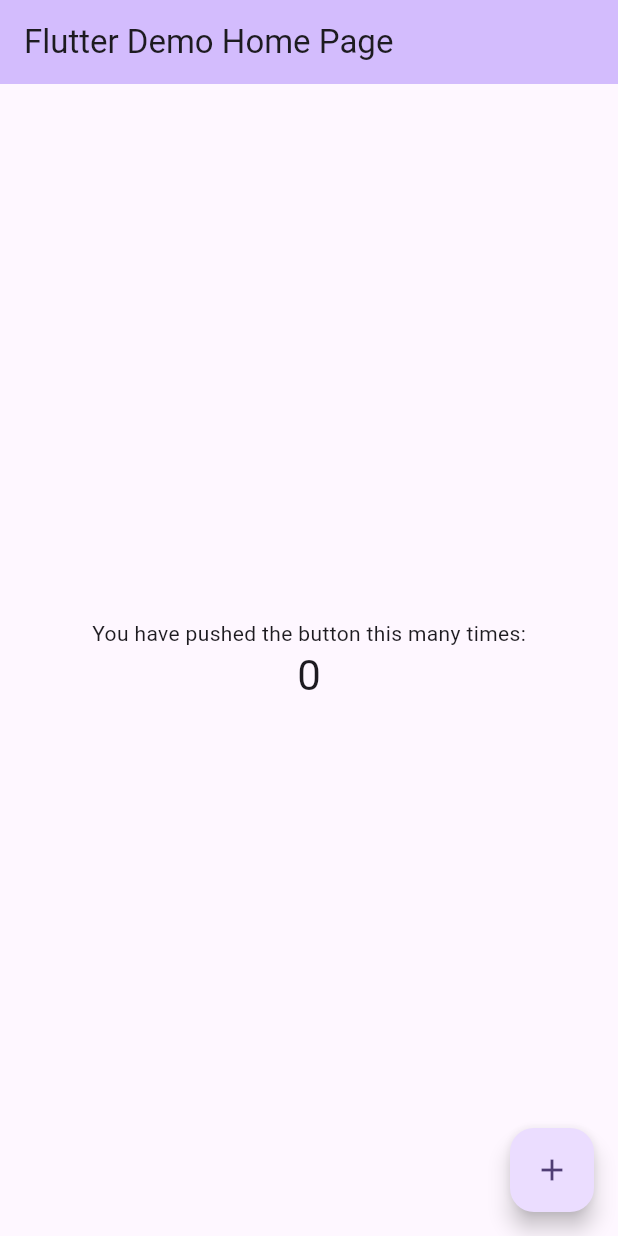
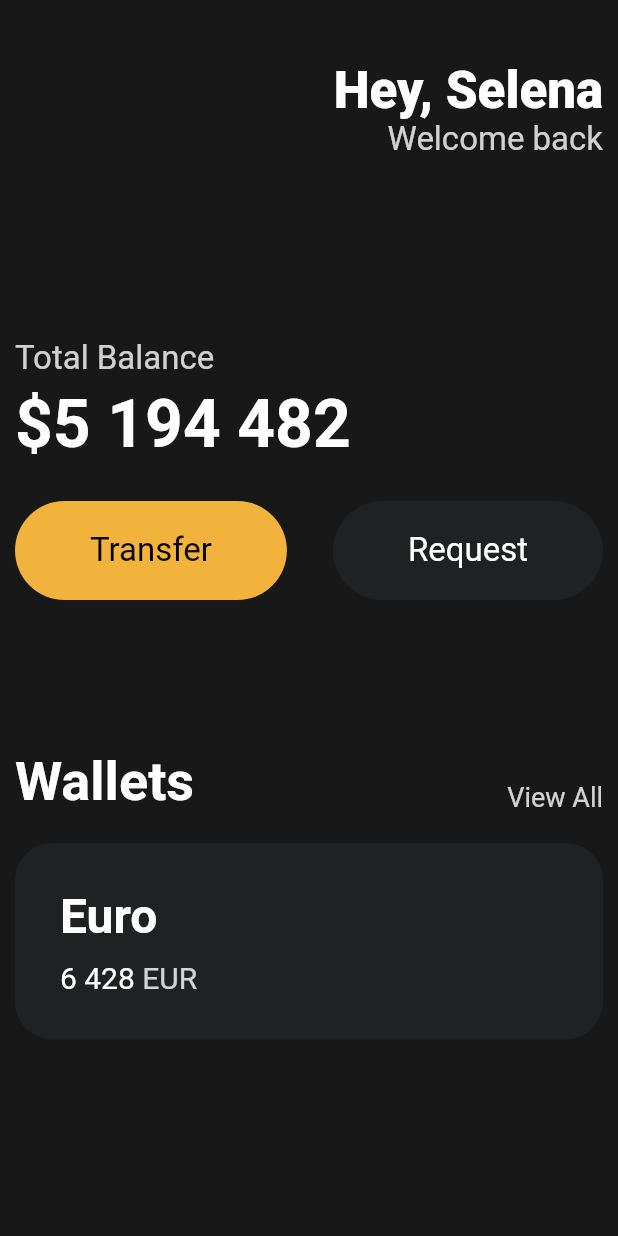
Before and after one commit to gaeguriBanchan/flutter-study, a Flutter app: the screen it shows after launch, on a phone screen of 412 x 824 dp. Run offline on Flutter 3.47's test engine with Material 2 defaults, Android fonts, the phone set to English and light mode, and no system bars.

Commit message:
카드 파트 작업중

```diff
--- a/lib/main.dart
+++ b/lib/main.dart
@@ -1,125 +1,172 @@
 import 'package:flutter/material.dart';
+import 'package:flutterstudy/widgets/button.dart';
 
 void main() {
-  runApp(const MyApp());
+  runApp(const App());
 }
 
-class MyApp extends StatelessWidget {
-  const MyApp({super.key});
+class App extends StatelessWidget {
+  const App({super.key});
 
-  // This widget is the root of your application.
   @override
   Widget build(BuildContext context) {
     return MaterialApp(
-      title: 'Flutter Demo',
-      theme: ThemeData(
-        // This is the theme of your application.
-        //
-        // TRY THIS: Try running your application with "flutter run". You'll see
-        // the application has a blue toolbar. Then, without quitting the app,
-        // try changing the seedColor in the colorScheme below to Colors.green
-        // and then invoke "hot reload" (save your changes or press the "hot
-        // reload" button in a Flutter-supported IDE, or press "r" if you used
-        // the command line to start the app).
-        //
-        // Notice that the counter didn't reset back to zero; the application
-        // state is not lost during the reload. To reset the state, use hot
-        // restart instead.
-        //
-        // This works for code too, not just values: Most code changes can be
-        // tested with just a hot reload.
-        colorScheme: ColorScheme.fromSeed(seedColor: Colors.deepPurple),
-        useMaterial3: true,
+      home: Scaffold(
+        backgroundColor: const Color(0xFF181818),
+        body: Padding(
+          padding: const EdgeInsets.symmetric(
+            horizontal: 10,
           ),
-      home: const MyHomePage(title: 'Flutter Demo Home Page'),
-    );
-  }
-}
-
-class MyHomePage extends StatefulWidget {
-  const MyHomePage({super.key, required this.title});
-
-  // This widget is the home page of your application. It is stateful, meaning
-  // that it has a State object (defined below) that contains fields that affect
-  // how it looks.
-
-  // This class is the configuration for the state. It holds the values (in this
-  // case the title) provided by the parent (in this case the App widget) and
-  // used by the build method of the State. Fields in a Widget subclass are
-  // always marked "final".
-
-  final String title;
-
-  @override
-  State<MyHomePage> createState() => _MyHomePageState();
-}
-
-class _MyHomePageState extends State<MyHomePage> {
-  int _counter = 0;
-
-  void _incrementCounter() {
-    setState(() {
-      // This call to setState tells the Flutter framework that something has
-      // changed in this State, which causes it to rerun the build method below
-      // so that the display can reflect the updated values. If we changed
-      // _counter without calling setState(), then the build method would not be
-      // called again, and so nothing would appear to happen.
-      _counter++;
-    });
-  }
-
-  @override
-  Widget build(BuildContext context) {
-    // This method is rerun every time setState is called, for instance as done
-    // by the _incrementCounter method above.
-    //
-    // The Flutter framework has been optimized to make rerunning build methods
-    // fast, so that you can just rebuild anything that needs updating rather
-    // than having to individually change instances of widgets.
-    return Scaffold(
-      appBar: AppBar(
-        // TRY THIS: Try changing the color here to a specific color (to
-        // Colors.amber, perhaps?) and trigger a hot reload to see the AppBar
-        // change color while the other colors stay the same.
-        backgroundColor: Theme.of(context).colorScheme.inversePrimary,
-        // Here we take the value from the MyHomePage object that was created by
-        // the App.build method, and use it to set our appbar title.
-        title: Text(widget.title),
+          child: Column(
+            crossAxisAlignment: CrossAxisAlignment.start,
+            children: [
+              const SizedBox(
+                height: 40,
               ),
-      body: Center(
-        // Center is a layout widget. It takes a single child and positions it
-        // in the middle of the parent.
-        child: Column(
-          // Column is also a layout widget. It takes a list of children and
-          // arranges them vertically. By default, it sizes itself to fit its
-          // children horizontally, and tries to be as tall as its parent.
-          //
-          // Column has various properties to control how it sizes itself and
-          // how it positions its children. Here we use mainAxisAlignment to
-          // center the children vertically; the main axis here is the vertical
-          // axis because Columns are vertical (the cross axis would be
-          // horizontal).
-          //
-          // TRY THIS: Invoke "debug painting" (choose the "Toggle Debug Paint"
-          // action in the IDE, or press "p" in the console), to see the
-          // wireframe for each widget.
-          mainAxisAlignment: MainAxisAlignment.center,
-          children: <Widget>[
+              Row(
+                mainAxisAlignment: MainAxisAlignment.end,
+                children: [
+                  Column(
+                    crossAxisAlignment: CrossAxisAlignment.end,
+                    children: [
                       const Text(
-              'You have pushed the button this many times:',
+                        'Hey, Selena',
+                        style: TextStyle(
+                            color: Colors.white,
+                            fontSize: 34,
+                            fontWeight: FontWeight.w800),
                       ),
                       Text(
-              '$_counter',
-              style: Theme.of(context).textTheme.headlineMedium,
+                        'Welcome back',
+                        style: TextStyle(
+                          color: Colors.white.withOpacity(0.8),
+                          fontSize: 22,
+                        ),
+                      ),
+                    ],
+                  ),
+                ],
+              ),
+              const SizedBox(
+                height: 120,
+              ),
+              Text(
+                'Total Balance',
+                style: TextStyle(
+                  fontSize: 22,
+                  color: Colors.white.withOpacity(0.8),
+                ),
+              ),
+              const SizedBox(
+                height: 5,
+              ),
+              const Text(
+                '\$5 194 482',
+                style: TextStyle(
+                  fontSize: 44,
+                  fontWeight: FontWeight.w600,
+                  color: Colors.white,
+                ),
+              ),
+              const SizedBox(
+                height: 25,
+              ),
+              const Row(
+                mainAxisAlignment: MainAxisAlignment.spaceBetween,
+                children: [
+                  Button(
+                    text: 'Transfer',
+                    bgColor: Color(0xFFF1B33B),
+                    textColor: Colors.black,
+                  ),
+                  Button(
+                    text: 'Request',
+                    bgColor: Color(0xFF1F2123),
+                    textColor: Colors.white,
+                  ),
+                ],
+              ),
+              const SizedBox(
+                height: 100,
+              ),
+              Row(
+                crossAxisAlignment: CrossAxisAlignment.end,
+                mainAxisAlignment: MainAxisAlignment.spaceBetween,
+                children: [
+                  const Text(
+                    'Wallets',
+                    style: TextStyle(
+                      color: Colors.white,
+                      fontSize: 36,
+                      fontWeight: FontWeight.w600,
+                    ),
+                  ),
+                  Text(
+                    'View All',
+                    style: TextStyle(
+                      color: Colors.white.withOpacity(0.8),
+                      fontSize: 18,
+                    ),
+                  ),
+                ],
+              ),
+              const SizedBox(
+                height: 20,
+              ),
+              Container(
+                decoration: BoxDecoration(
+                  color: const Color(0xFF1F2123),
+                  borderRadius: BorderRadius.circular(25),
+                ),
+                child: Padding(
+                  padding: const EdgeInsets.all(30),
+                  child: Row(
+                    children: [
+                      Column(
+                        crossAxisAlignment: CrossAxisAlignment.start,
+                        children: [
+                          const Text(
+                            'Euro',
+                            style: TextStyle(
+                              color: Colors.white,
+                              fontSize: 32,
+                              fontWeight: FontWeight.w600,
+                            ),
+                          ),
+                          const SizedBox(
+                            height: 10,
+                          ),
+                          Row(
+                            children: [
+                              const Text(
+                                '6 428',
+                                style: TextStyle(
+                                  color: Colors.white,
+                                  fontSize: 20,
+                                ),
+                              ),
+                              const SizedBox(
+                                width: 5,
+                              ),
+                              Text(
+                                'EUR',
+                                style: TextStyle(
+                                  color: Colors.white.withOpacity(0.8),
+                                  fontSize: 20,
+                                ),
+                              )
+                            ],
+                          ),
+                        ],
                       ),
                     ],
                   ),
                 ),
-      floatingActionButton: FloatingActionButton(
-        onPressed: _incrementCounter,
-        tooltip: 'Increment',
-        child: const Icon(Icons.add),
-      ), // This trailing comma makes auto-formatting nicer for build methods.
+              ),
+            ],
+          ),
+        ),
+      ),
     );
   }
 }
--- /dev/null
+++ b/lib/widgets/button.dart
@@ -0,0 +1,37 @@
+import 'package:flutter/material.dart';
+
+class Button extends StatelessWidget {
+  final String text;
+  final Color bgColor;
+  final Color textColor;
+
+  const Button({
+    super.key,
+    required this.text,
+    required this.bgColor,
+    required this.textColor,
+  });
+
+  @override
+  Widget build(BuildContext context) {
+    return Container(
+      decoration: BoxDecoration(
+        color: bgColor,
+        borderRadius: BorderRadius.circular(45),
+      ),
+      child: Padding(
+        padding: const EdgeInsets.symmetric(
+          vertical: 20,
+          horizontal: 50,
+        ),
+        child: Text(
+          text,
+          style: TextStyle(
+            color: textColor,
+            fontSize: 22,
+          ),
+        ),
+      ),
+    );
+  }
+}
```
Lines whose indentation alone changed are shown as unchanged.
